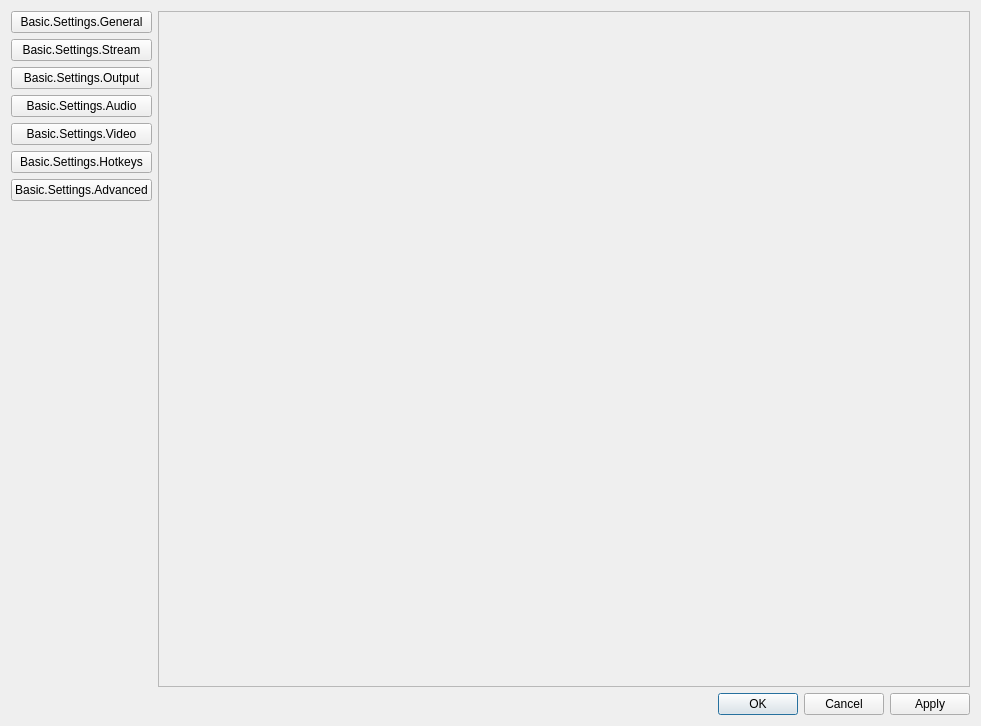
Above: vendor_skins/Wowza/UI/forms/OBSBasicSettings.ui from CoSMoSoftware/OBS-studio-webrtc before the change. Below: the same form after it.
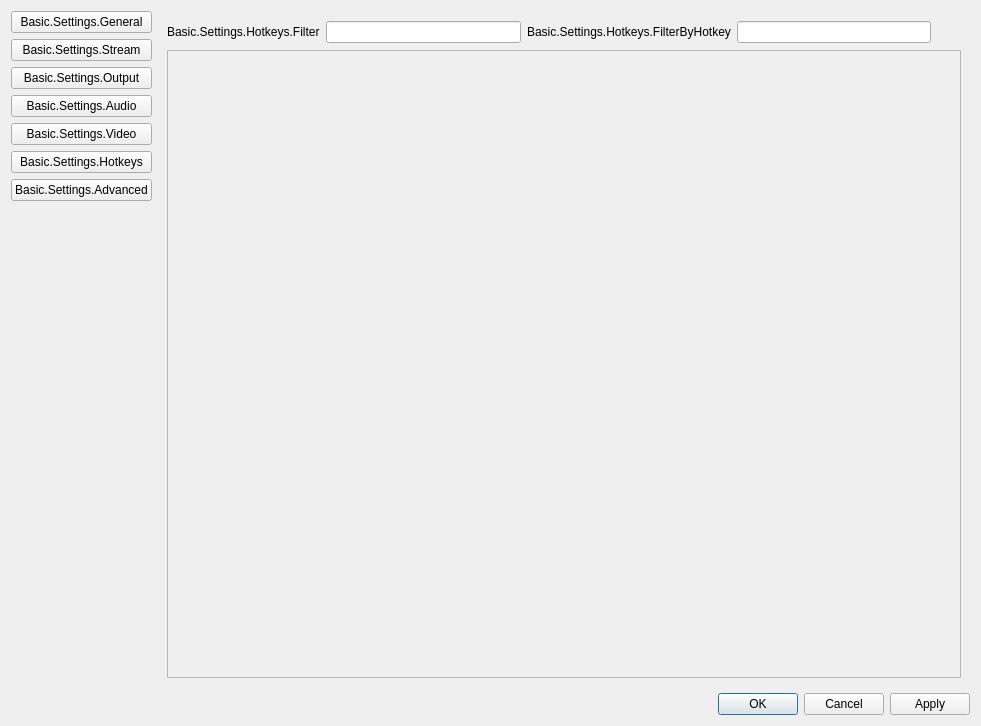
That is the form after the change. The open tabs and pages were chosen to show the change. Icons and pictures are not drawn. Custom widgets are drawn as their Qt base class.

Diff of the .ui file:
```diff
--- a/vendor_skins/Wowza/UI/forms/OBSBasicSettings.ui
+++ b/vendor_skins/Wowza/UI/forms/OBSBasicSettings.ui
@@ -4928,31 +4928,87 @@
          </item>
         </layout>
        </widget>
-       <widget class="QScrollArea" name="hotkeyPage">
-        <property name="widgetResizable">
-         <bool>true</bool>
-        </property>
-        <widget class="QWidget" name="hotkeyWidget">
-         <property name="geometry">
-          <rect>
-           <x>0</x>
-           <y>0</y>
-           <width>98</width>
-           <height>28</height>
-          </rect>
-         </property>
-         <layout class="QFormLayout" name="hotkeyLayout">
-          <property name="fieldGrowthPolicy">
-           <enum>QFormLayout::AllNonFixedFieldsGrow</enum>
-          </property>
-          <property name="labelAlignment">
-           <set>Qt::AlignRight|Qt::AlignTrailing|Qt::AlignVCenter</set>
-          </property>
-          <property name="verticalSpacing">
-           <number>0</number>
-          </property>
-         </layout>
-        </widget>
+       <widget class="QWidget" name="hotkeyPage">
+        <layout class="QVBoxLayout" name="verticalLayout_25">
+         <item>
+          <layout class="QGridLayout" name="hotkeySearchLayout">
+           <item row="0" column="0">
+            <widget class="QLabel" name="hotkeySearchLabel">
+             <property name="text">
+              <string>Basic.Settings.Hotkeys.Filter</string>
+             </property>
+            </widget>
+           </item>
+           <item row="0" column="1">
+            <widget class="QLineEdit" name="hotkeyFilterSearch"/>
+           </item>
+           <item row="0" column="2">
+            <widget class="QLabel" name="hotkeyFilterLabel">
+             <property name="text">
+              <string>Basic.Settings.Hotkeys.FilterByHotkey</string>
+             </property>
+            </widget>
+           </item>
+           <item row="0" column="3">
+            <widget class="OBSHotkeyEdit" name="hotkeyFilterInput"/>
+           </item>
+           <item row="0" column="4">
+            <widget class="QPushButton" name="hotkeyFilterReset">
+             <property name="minimumSize">
+              <size>
+               <width>24</width>
+               <height>24</height>
+              </size>
+             </property>
+             <property name="maximumSize">
+              <size>
+               <width>24</width>
+               <height>24</height>
+              </size>
+             </property>
+             <property name="baseSize">
+              <size>
+               <width>24</width>
+               <height>24</height>
+              </size>
+             </property>
+             <property name="toolTip">
+              <string>Clear</string>
+             </property>
+             <property name="flat">
+              <bool>true</bool>
+             </property>
+             <property name="themeID" stdset="0">
+              <string>trashIcon</string>
+             </property>
+             <property name="fixedSize" stdset="0">
+              <size>
+               <width>24</width>
+               <height>24</height>
+              </size>
+             </property>
+            </widget>
+           </item>
+          </layout>
+         </item>
+         <item>
+          <widget class="QScrollArea" name="hotkeyScrollArea">
+           <property name="widgetResizable">
+            <bool>true</bool>
+           </property>
+           <widget class="QWidget" name="hotkeyScrollContents">
+            <layout class="QFormLayout" name="hotkeyFormLayout">
+             <property name="labelAlignment">
+              <set>Qt::AlignRight|Qt::AlignTrailing|Qt::AlignVCenter</set>
+             </property>
+             <property name="verticalSpacing">
+              <number>0</number>
+             </property>
+            </layout>
+           </widget>
+          </widget>
+         </item>
+        </layout>
        </widget>
        <widget class="QWidget" name="advancedPage">
         <layout class="QVBoxLayout" name="verticalLayout_16">
@@ -5803,6 +5859,11 @@
    <extends>QPushButton</extends>
    <header>url-push-button.hpp</header>
   </customwidget>
+  <customwidget>
+   <class>OBSHotkeyEdit</class>
+   <extends>QLineEdit</extends>
+   <header>hotkey-edit.hpp</header>
+  </customwidget>
  </customwidgets>
  <tabstops>
   <tabstop>scrollArea_2</tabstop>
```
Left out of the diff: 63 changed lines with no effect on the pictures.
